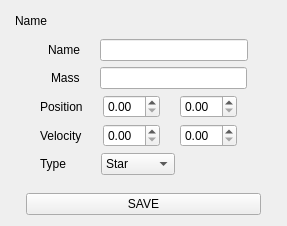
Qt form gui/body_config_widget.ui (rohit11may/Orbital-Simulation) before a commit.
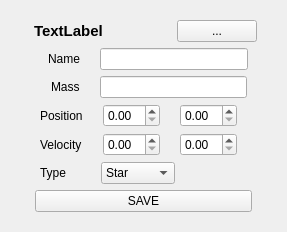
The same form after that commit.

Commit message: Added Pluto, Charon Increased speed greatly, by plotting entire array Adjusted widgets and GUI.

```diff
--- a/gui/body_config_widget.ui
+++ b/gui/body_config_widget.ui
@@ -6,52 +6,90 @@
    <rect>
     <x>0</x>
     <y>0</y>
-    <width>273</width>
-    <height>225</height>
+    <width>255</width>
+    <height>218</height>
    </rect>
   </property>
+  <property name="sizePolicy">
+   <sizepolicy hsizetype="Minimum" vsizetype="Minimum">
+    <horstretch>0</horstretch>
+    <verstretch>0</verstretch>
+   </sizepolicy>
+  </property>
   <property name="windowTitle">
    <string>Form</string>
   </property>
   <layout class="QHBoxLayout" name="horizontalLayout_2">
    <item>
-    <layout class="QVBoxLayout" name="verticalLayout">
-     <item>
-      <widget class="QDockWidget" name="dockWidget_2">
-       <property name="sizePolicy">
-        <sizepolicy hsizetype="Minimum" vsizetype="Minimum">
-         <horstretch>0</horstretch>
-         <verstretch>0</verstretch>
-        </sizepolicy>
-       </property>
-       <property name="minimumSize">
-        <size>
-         <width>253</width>
-         <height>176</height>
-        </size>
-       </property>
-       <property name="maximumSize">
-        <size>
-         <width>400</width>
-         <height>180</height>
-        </size>
-       </property>
-       <property name="toolTip">
-        <string comment="Name" extracomment="Name">Name</string>
-       </property>
-       <property name="floating">
-        <bool>false</bool>
-       </property>
-       <property name="features">
-        <set>QDockWidget::NoDockWidgetFeatures</set>
-       </property>
-       <property name="windowTitle">
-        <string>Name</string>
-       </property>
-       <widget class="QWidget" name="dockWidgetContents_3">
+    <widget class="QWidget" name="container" native="true">
         <layout class="QHBoxLayout" name="horizontalLayout_5">
          <item>
+       <layout class="QVBoxLayout" name="verticalLayout">
+        <item>
           <layout class="QVBoxLayout" name="verticalLayout_3">
+          <item>
+           <layout class="QHBoxLayout" name="horizontalLayout_4">
+            <property name="leftMargin">
+             <number>14</number>
+            </property>
+            <property name="rightMargin">
+             <number>10</number>
+            </property>
+            <item>
+             <widget class="QLabel" name="label">
+              <property name="sizePolicy">
+               <sizepolicy hsizetype="Maximum" vsizetype="Preferred">
+                <horstretch>0</horstretch>
+                <verstretch>0</verstretch>
+               </sizepolicy>
+              </property>
+              <property name="font">
+               <font>
+                <pointsize>11</pointsize>
+                <weight>75</weight>
+                <bold>true</bold>
+                <underline>false</underline>
+               </font>
+              </property>
+              <property name="text">
+               <string>TextLabel</string>
+              </property>
+             </widget>
+            </item>
+            <item>
+             <spacer name="horizontalSpacer">
+              <property name="orientation">
+               <enum>Qt::Horizontal</enum>
+              </property>
+              <property name="sizeHint" stdset="0">
+               <size>
+                <width>43</width>
+                <height>20</height>
+               </size>
+              </property>
+             </spacer>
+            </item>
+            <item>
+             <widget class="QPushButton" name="pushButton_2">
+              <property name="sizePolicy">
+               <sizepolicy hsizetype="Minimum" vsizetype="Fixed">
+                <horstretch>0</horstretch>
+                <verstretch>0</verstretch>
+               </sizepolicy>
+              </property>
+              <property name="minimumSize">
+               <size>
+                <width>0</width>
+                <height>0</height>
+               </size>
+              </property>
+              <property name="text">
+               <string>...</string>
+              </property>
+             </widget>
+            </item>
+           </layout>
+          </item>
            <item>
             <layout class="QHBoxLayout" name="horizontalLayout_6">
              <property name="spacing">
@@ -238,10 +276,6 @@
            </item>
           </layout>
          </item>
-        </layout>
-       </widget>
-      </widget>
-     </item>
      <item>
       <layout class="QHBoxLayout" name="horizontalLayout">
        <property name="leftMargin">
@@ -252,6 +286,12 @@
        </property>
        <item>
         <widget class="QPushButton" name="pushButton">
+            <property name="sizePolicy">
+             <sizepolicy hsizetype="Minimum" vsizetype="Fixed">
+              <horstretch>0</horstretch>
+              <verstretch>0</verstretch>
+             </sizepolicy>
+            </property>
          <property name="text">
           <string>SAVE</string>
          </property>
@@ -263,6 +303,9 @@
    </item>
   </layout>
  </widget>
+   </item>
+  </layout>
+ </widget>
  <resources/>
  <connections/>
 </ui>
```
Left out of the diff: 19 changed lines with no effect on the pictures. Lines whose indentation alone changed are shown as unchanged. The commit also changes 4 other files.
